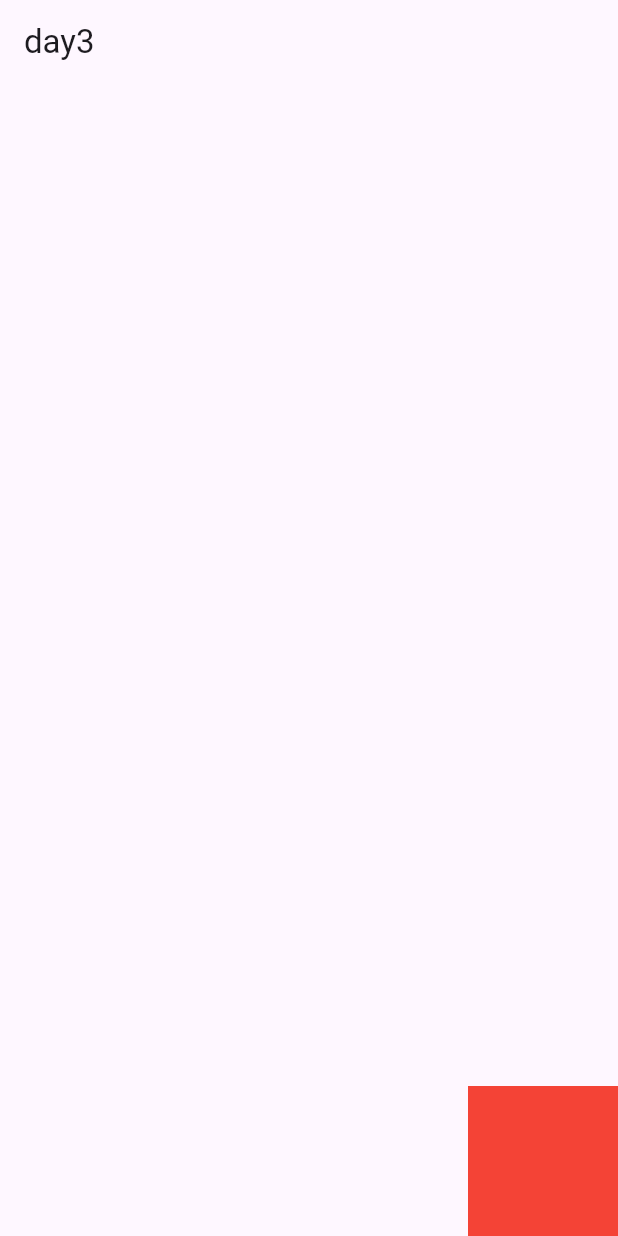
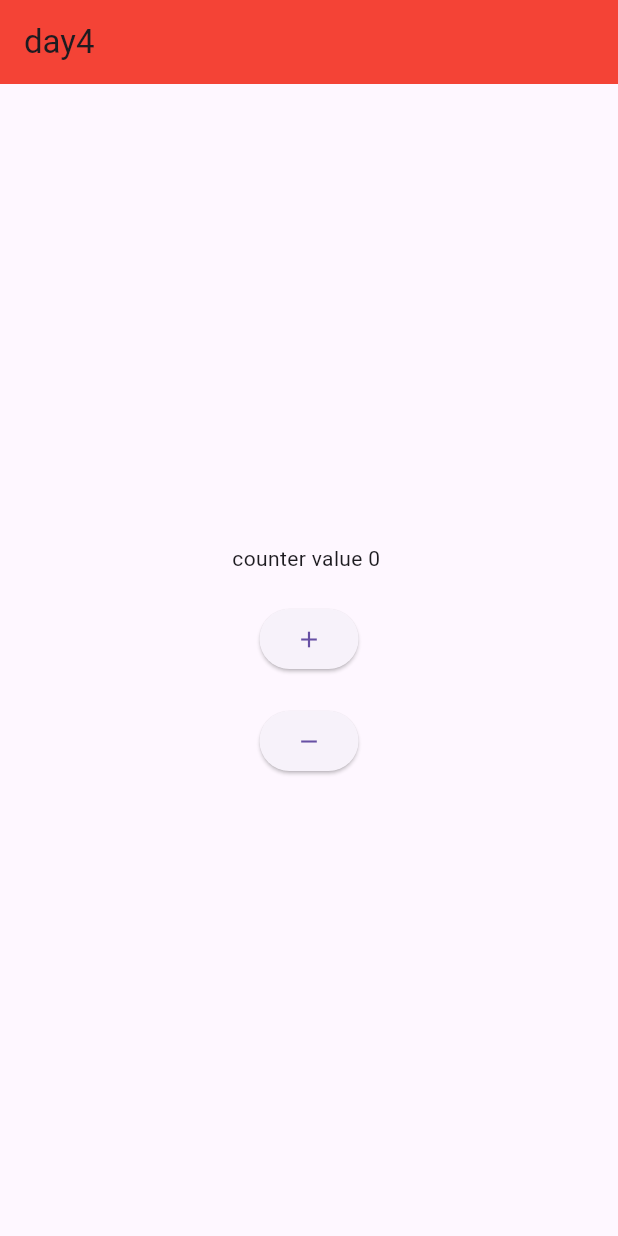
Before and after one commit to Haroonflutter830/flutter30days, a Flutter app: the screen it shows after launch, on a phone screen of 412 x 824 dp. Run offline on Flutter 3.47's test engine with Material 3 defaults, Android fonts, the light colour scheme and no system bars; our stand-ins replace font_awesome_flutter.

Commit message:
Day 4 code

```diff
--- a/lib/main.dart
+++ b/lib/main.dart
@@ -2,6 +2,7 @@ import 'package:flutter/material.dart';
 import 'package:haroon/page/Day1.dart';
 import 'package:haroon/page/day2.dart';
 import 'package:haroon/page/day3.dart';
+import 'package:haroon/page/day4.dart';
 import 'package:haroon/page/login_page.dart';
 import 'package:haroon/page/sign_up.dart';
 import 'package:haroon/page/tik_tok.dart';
@@ -15,7 +16,7 @@ class MyApp extends StatelessWidget{
     return MaterialApp(
       debugShowCheckedModeBanner: false,
       title: "the nation",
-      home:Day3(),
+      home:MyStateFullWidget(),
     );
   }
 
--- /dev/null
+++ b/lib/page/day4.dart
@@ -0,0 +1,49 @@
+
+
+
+
+
+import 'package:flutter/material.dart';
+class MyStateFullWidget extends StatefulWidget{
+  @override
+  State<StatefulWidget> createState() {
+    return _MyStateFullWidgetState();
+  }
+}
+class _MyStateFullWidgetState extends State<MyStateFullWidget>{
+  int value=0;
+  @override
+Widget build(BuildContext context){
+    return Scaffold(
+    appBar: AppBar(
+      title: Text('day4'),
+      backgroundColor: Colors.red,
+
+    ),
+      body:Center(
+        child: Column(
+          mainAxisAlignment: MainAxisAlignment.center,
+          children: [
+            Text("counter value $value "),
+            SizedBox(height: 20,),
+
+            ElevatedButton(onPressed:  (){
+              setState(() {
+                value+=1;
+              });
+            }, child:Icon(Icons.add)),
+            SizedBox(height: 20,),
+            ElevatedButton(onPressed:  (){
+              setState(() {
+                value-=1;
+              });
+
+            }, child:Icon(Icons.remove)),
+
+
+          ],
+        ),
+      ),
+    );
+}
+}
```
Also changed, not shown: 1 other file.
